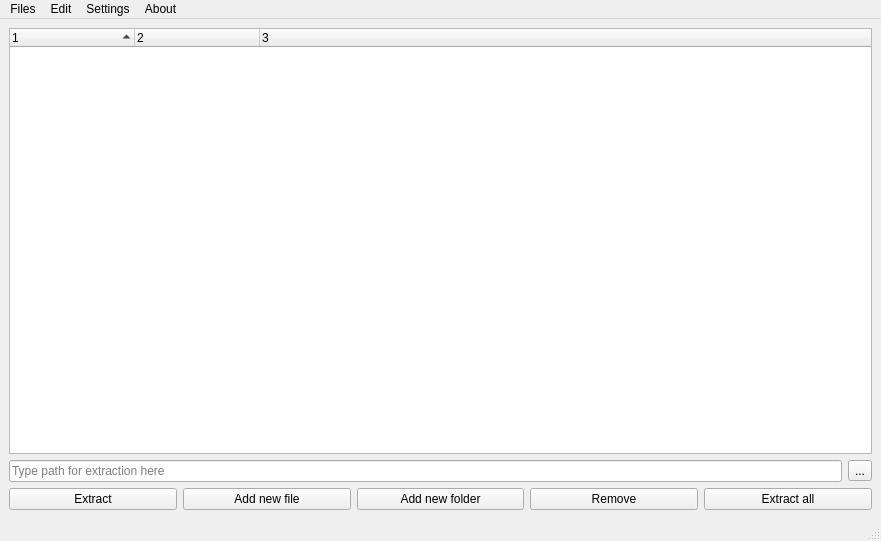
First picture: the form in mainwindow.ui, repository 307372/Turbo-Kompresor-2000, before the edit.
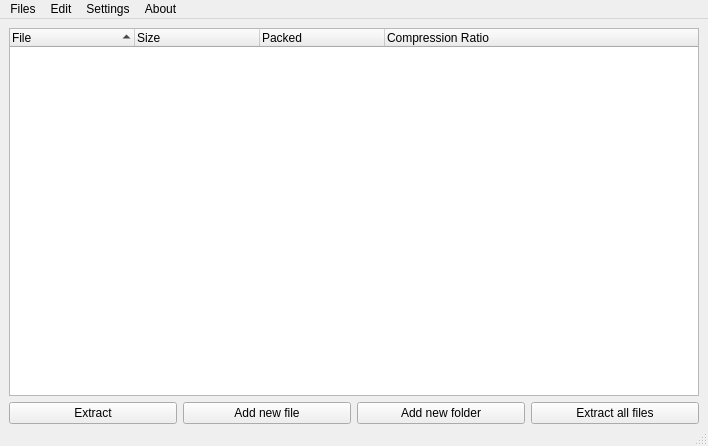
Second picture: the form after the edit.

What changed in the file:
```diff
--- a/mainwindow.ui
+++ b/mainwindow.ui
@@ -6,8 +6,8 @@
    <rect>
     <x>0</x>
     <y>0</y>
-    <width>881</width>
-    <height>541</height>
+    <width>708</width>
+    <height>446</height>
    </rect>
   </property>
   <property name="windowTitle">
@@ -15,6 +15,9 @@
   </property>
   <widget class="QWidget" name="centralwidget">
    <layout class="QVBoxLayout" name="verticalLayout">
+    <property name="bottomMargin">
+     <number>0</number>
+    </property>
     <item>
      <layout class="QGridLayout" name="gridLayout">
       <item row="0" column="0">
@@ -23,7 +26,7 @@
          <bool>true</bool>
         </property>
         <property name="columnCount">
-         <number>3</number>
+         <number>4</number>
         </property>
         <attribute name="headerMinimumSectionSize">
          <number>100</number>
@@ -33,39 +36,26 @@
         </attribute>
         <column>
          <property name="text">
-          <string notr="true">1</string>
+          <string notr="true">File</string>
          </property>
         </column>
         <column>
          <property name="text">
-          <string notr="true">2</string>
+          <string notr="true">Size</string>
          </property>
         </column>
         <column>
          <property name="text">
-          <string notr="true">3</string>
+          <string notr="true">Packed</string>
+         </property>
+        </column>
+        <column>
+         <property name="text">
+          <string>Compression Ratio</string>
          </property>
         </column>
        </widget>
       </item>
-      <item row="2" column="0">
-       <layout class="QHBoxLayout" name="pathHorizontalLayout">
-        <item>
-         <widget class="QLineEdit" name="pathLineEdit">
-          <property name="placeholderText">
-           <string>Type path for extraction here</string>
-          </property>
-         </widget>
-        </item>
-        <item>
-         <widget class="QToolButton" name="pathToolButton">
-          <property name="text">
-           <string>...</string>
-          </property>
-         </widget>
-        </item>
-       </layout>
-      </item>
      </layout>
     </item>
     <item>
@@ -91,17 +81,10 @@
         </property>
        </widget>
       </item>
-      <item>
-       <widget class="QPushButton" name="buttonRemove">
-        <property name="text">
-         <string>Remove</string>
-        </property>
-       </widget>
-      </item>
       <item>
        <widget class="QPushButton" name="buttonExtractAll">
         <property name="text">
-         <string>Extract all</string>
+         <string>Extract all files</string>
         </property>
        </widget>
       </item>
@@ -114,7 +97,7 @@
     <rect>
      <x>0</x>
      <y>0</y>
-     <width>881</width>
+     <width>708</width>
      <height>22</height>
     </rect>
    </property>
```
